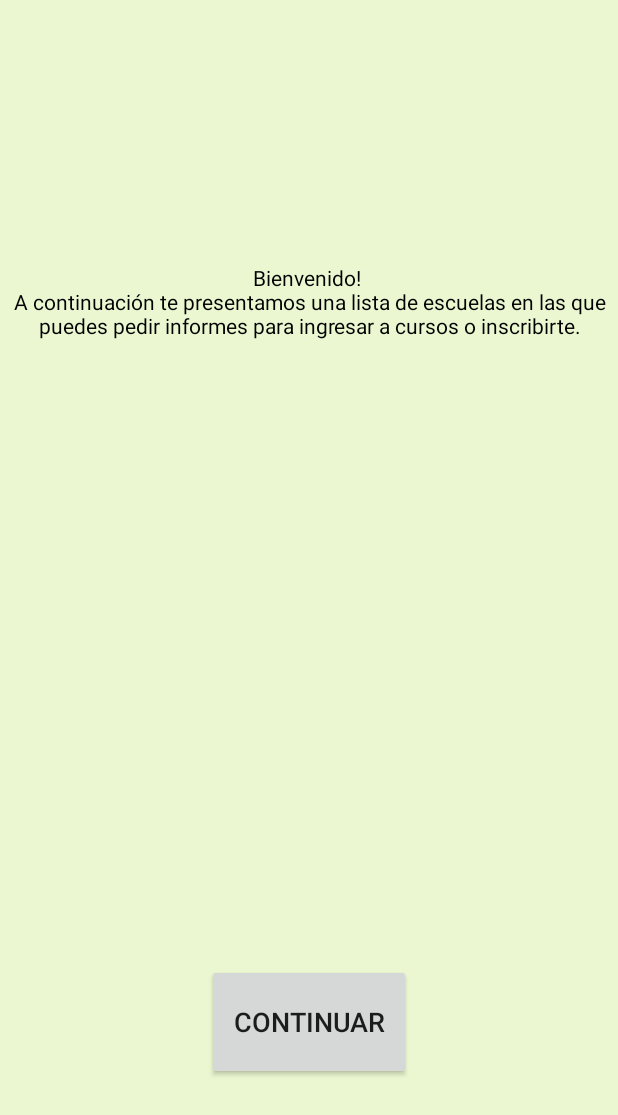
After one commit to chiqeen03/Challenge1, an Android app: the layout activity_welcome.xml on its own in the app's theme, with its tools: preview values and no code run, on a phone screen of 412 x 824 dp. The commit adds this screen. Shown: the top 1115 px of the screen. Run offline under Robolectric (Android 15) with nearby library versions, the phone set to English and light mode, and no system bars; network calls fail.

Commit message:
Welcome activity added

```diff
--- a/app/src/main/java/com/example/mnlgu/challenge1/SplashScreenActivity.java
+++ b/app/src/main/java/com/example/mnlgu/challenge1/SplashScreenActivity.java
@@ -18,7 +18,7 @@ public class SplashScreenActivity extends AppCompatActivity {
         new Handler().postDelayed(new Runnable() {
             @Override
             public void run() {
-                Intent splashIntent = new Intent(SplashScreenActivity.this, MainActivity.class);
+                Intent splashIntent = new Intent(SplashScreenActivity.this, WelcomeActivity.class);
                 startActivity(splashIntent);
                 finish();
             }
--- a/app/src/main/res/layout/activity_main.xml
+++ b/app/src/main/res/layout/activity_main.xml
@@ -4,7 +4,8 @@
     xmlns:tools="http://schemas.android.com/tools"
     android:layout_width="match_parent"
     android:layout_height="match_parent"
-    tools:context=".MainActivity">
+    tools:context=".MainActivity"
+    android:background="#eaf7d0">
 
     <android.support.v7.widget.RecyclerView
         android:layout_width="match_parent"
--- /dev/null
+++ b/app/src/main/res/layout/activity_welcome.xml
@@ -0,0 +1,46 @@
+<?xml version="1.0" encoding="utf-8"?>
+<android.support.constraint.ConstraintLayout xmlns:android="http://schemas.android.com/apk/res/android"
+    xmlns:app="http://schemas.android.com/apk/res-auto"
+    xmlns:tools="http://schemas.android.com/tools"
+    android:layout_width="match_parent"
+    android:layout_height="match_parent"
+    tools:context=".WelcomeActivity"
+    android:background="#eaf7d0">
+
+    <TextView
+        android:id="@+id/welcome_textView"
+        android:layout_width="0dp"
+        android:layout_height="wrap_content"
+        android:layout_marginStart="8dp"
+        android:layout_marginTop="5dp"
+        android:layout_marginEnd="7dp"
+        android:layout_marginBottom="8dp"
+        android:gravity="center"
+        android:text="Bienvenido! \nA continuación te presentamos una lista de escuelas en las que puedes pedir informes para ingresar a cursos o inscribirte."
+        android:textColor="@android:color/black"
+        app:layout_constraintBottom_toBottomOf="parent"
+        app:layout_constraintEnd_toEndOf="parent"
+        app:layout_constraintHorizontal_bias="0.501"
+        app:layout_constraintStart_toStartOf="parent"
+        app:layout_constraintTop_toTopOf="parent"
+        app:layout_constraintVertical_bias="0.224"
+        tools:fontFamily="monospace"
+        tools:textSize="36dp"
+        android:fontFamily="sans-serif"/>
+
+    <Button
+        android:id="@+id/continue_button"
+        android:layout_width="136dp"
+        android:layout_height="77dp"
+        android:layout_marginStart="8dp"
+        android:layout_marginTop="8dp"
+        android:layout_marginEnd="8dp"
+        android:layout_marginBottom="8dp"
+        android:text="Continuar"
+        android:textSize="18sp"
+        app:layout_constraintBottom_toBottomOf="parent"
+        app:layout_constraintEnd_toEndOf="parent"
+        app:layout_constraintStart_toStartOf="parent"
+        app:layout_constraintTop_toTopOf="parent"
+        app:layout_constraintVertical_bias="0.869" />
+</android.support.constraint.ConstraintLayout>
```
Also changed, not shown: app/src/main/AndroidManifest.xml (+8 -6 lines), app/src/main/java/com/example/mnlgu/challenge1/WelcomeActivity.java (added, +33 -0 lines), app/src/main/res/layout/card_item.xml (+11 -12 lines).
